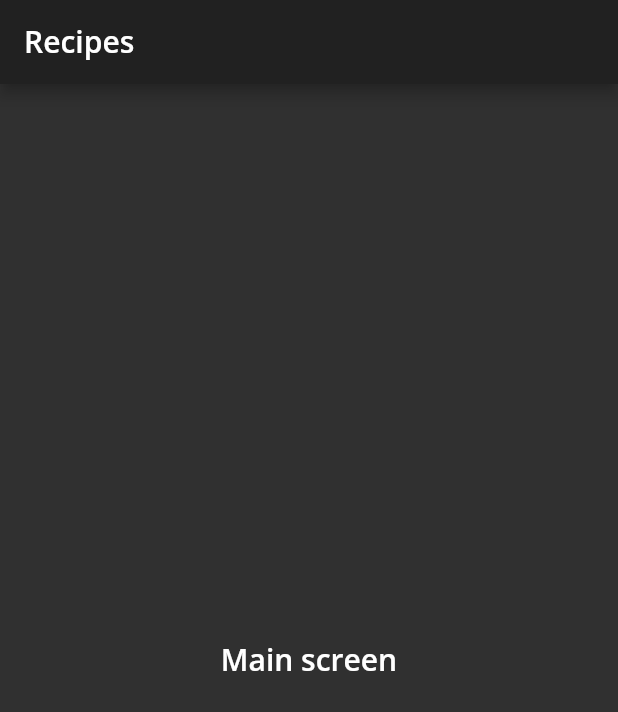
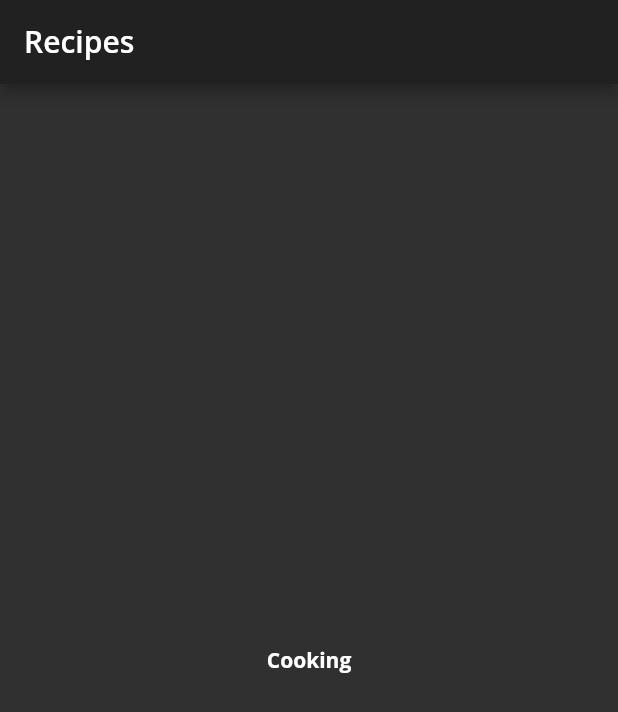
Before and after one commit to osxsystem/recipes, a Flutter app: the screen it shows after launch, on a phone screen of 412 x 824 dp. Shown: the top 712 px of the screen. Run offline on Flutter 3.47's test engine with Material 2 defaults, Android fonts, the phone set to English and light mode, and no system bars; our stand-ins replace google_fonts.

Commit message:
add home screen

```diff
--- /dev/null
+++ b/lib/home.dart
@@ -0,0 +1,23 @@
+import 'package:flutter/material.dart';
+
+import 'package:flutter/material.dart';
+class Home extends StatefulWidget {
+  const Home({Key? key}) : super(key: key);
+
+  @override
+  State<StatefulWidget> createState() {
+    return _HomeState();
+  }
+}
+
+class _HomeState extends State<Home> {
+  @override
+  Widget build(BuildContext context) {
+    return Scaffold(
+      appBar: AppBar(title: Text('Recipes', style: Theme.of(context).textTheme.headline6,),),
+      body: Center(
+        child: Text('Cooking', style: Theme.of(context).textTheme.bodyLarge,),
+      ),
+    );
+  }
+}
--- a/lib/main.dart
+++ b/lib/main.dart
@@ -1,4 +1,5 @@
 import 'package:flutter/material.dart';
+import 'package:recipes/home.dart';
 import 'fooder_theme.dart';
 
 void main() {
@@ -14,14 +15,7 @@ class MyApp extends StatelessWidget {
     return MaterialApp(
       theme: darkTheme,
       title: 'Recipes',
-      home: Scaffold(
-        appBar: AppBar(
-            title: Text(
-          'Recipes',
-          style: darkTheme.textTheme.headline6,
-        )),
-        body: Center(child: Text('Main screen', style: darkTheme.textTheme.headline6,)),
-      ),
+      home: const Home(),
     );
   }
 }
```
